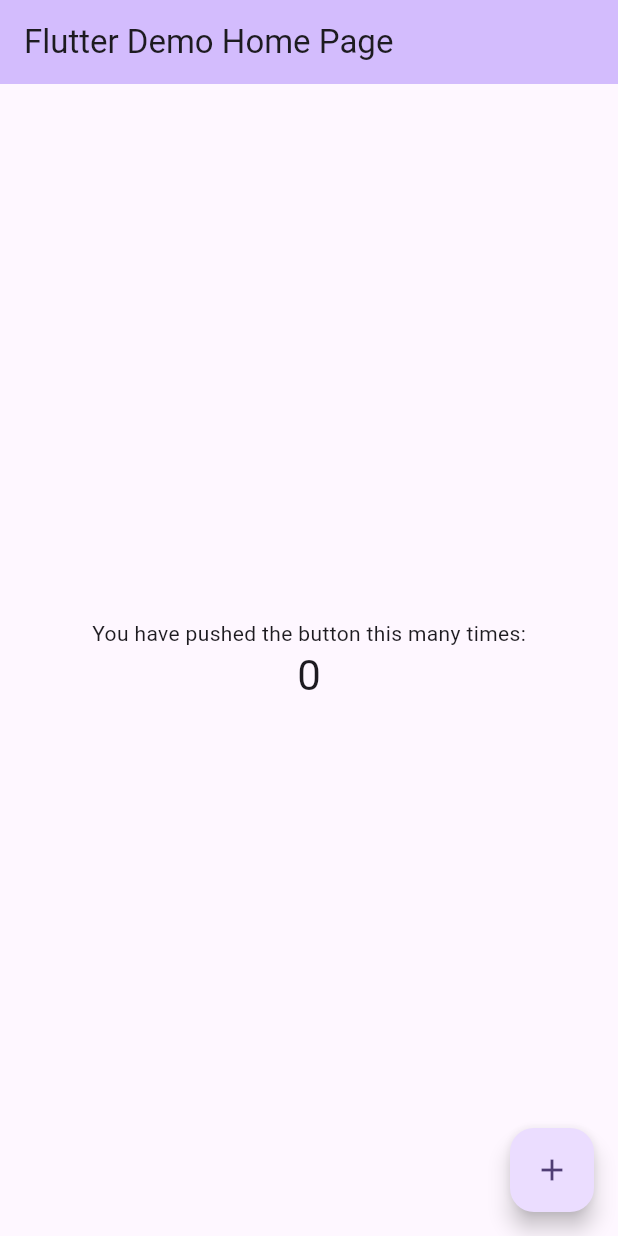
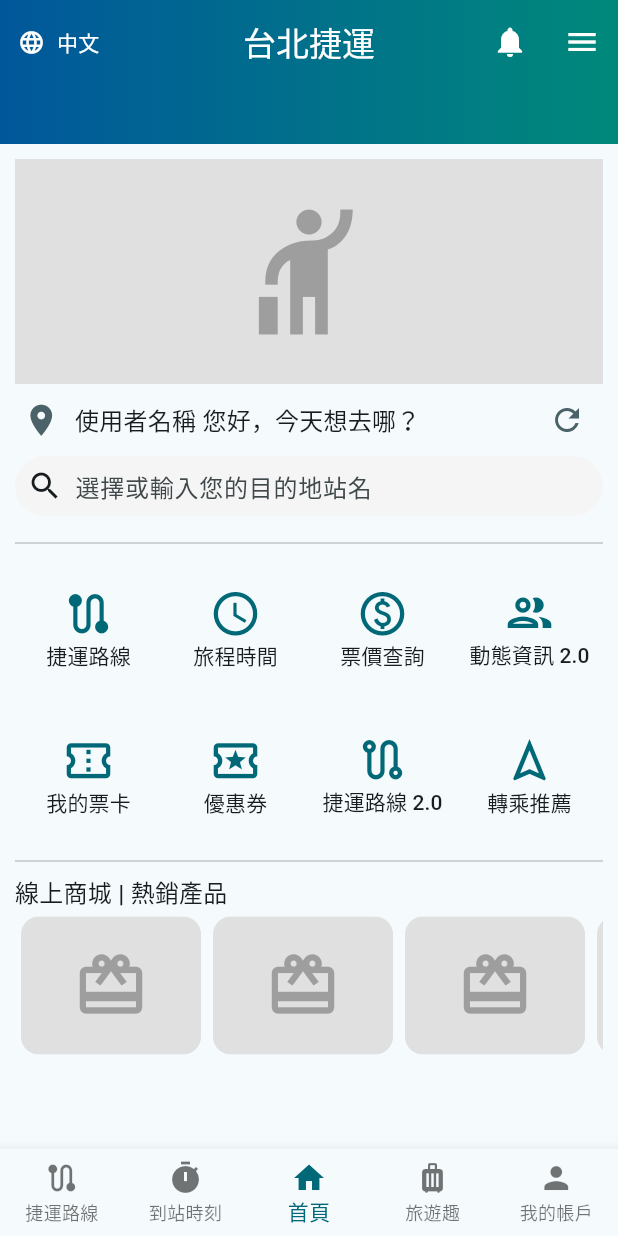
Before and after one commit to redbug312/horizon-harmony, a Flutter app: the screen it shows after launch, on a phone screen of 412 x 824 dp. Run offline on Flutter 3.47's test engine with Material 3 defaults, Android fonts, the phone set to English and light mode, and no system bars.

Commit message:
Draw the home page

```diff
--- a/lib/main.dart
+++ b/lib/main.dart
@@ -1,4 +1,6 @@
+import 'package:flutter/gestures.dart';
 import 'package:flutter/material.dart';
+import 'package:horizon_harmony/pages/home_page.dart';
 import './messages/generated.dart';
 
 void main() async {
@@ -13,115 +15,25 @@
   @override
   Widget build(BuildContext context) {
     return MaterialApp(
-      title: 'Flutter Demo',
+      debugShowCheckedModeBanner: false,
+      scrollBehavior: MyCustomScrollBehavior(),
       theme: ThemeData(
-        // This is the theme of your application.
-        //
-        // TRY THIS: Try running your application with "flutter run". You'll see
-        // the application has a purple toolbar. Then, without quitting the app,
-        // try changing the seedColor in the colorScheme below to Colors.green
-        // and then invoke "hot reload" (save your changes or press the "hot
-        // reload" button in a Flutter-supported IDE, or press "r" if you used
-        // the command line to start the app).
-        //
-        // Notice that the counter didn't reset back to zero; the application
-        // state is not lost during the reload. To reset the state, use hot
-        // restart instead.
-        //
-        // This works for code too, not just values: Most code changes can be
-        // tested with just a hot reload.
-        colorScheme: ColorScheme.fromSeed(seedColor: Colors.deepPurple),
+        colorSchemeSeed: Colors.cyan,
         useMaterial3: true,
       ),
-      home: const MyHomePage(title: 'Flutter Demo Home Page'),
+      home: const HomePage(),
+      routes: {
+        '/home': (context) => const HomePage(),
+      },
     );
   }
 }
 
-class MyHomePage extends StatefulWidget {
-  const MyHomePage({super.key, required this.title});
-
-  // This widget is the home page of your application. It is stateful, meaning
-  // that it has a State object (defined below) that contains fields that affect
-  // how it looks.
-
-  // This class is the configuration for the state. It holds the values (in this
-  // case the title) provided by the parent (in this case the App widget) and
-  // used by the build method of the State. Fields in a Widget subclass are
-  // always marked "final".
-
-  final String title;
-
+class MyCustomScrollBehavior extends MaterialScrollBehavior {
+  // Override behavior methods and getters like dragDevices
   @override
-  State<MyHomePage> createState() => _MyHomePageState();
+  Set<PointerDeviceKind> get dragDevices => {
+    PointerDeviceKind.touch,
+    PointerDeviceKind.mouse,
+  };
 }
-
-class _MyHomePageState extends State<MyHomePage> {
-  int _counter = 0;
-
-  void _incrementCounter() {
-    setState(() {
-      // This call to setState tells the Flutter framework that something has
-      // changed in this State, which causes it to rerun the build method below
-      // so that the display can reflect the updated values. If we changed
-      // _counter without calling setState(), then the build method would not be
-      // called again, and so nothing would appear to happen.
-      _counter++;
-    });
-  }
-
-  @override
-  Widget build(BuildContext context) {
-    // This method is rerun every time setState is called, for instance as done
-    // by the _incrementCounter method above.
-    //
-    // The Flutter framework has been optimized to make rerunning build methods
-    // fast, so that you can just rebuild anything that needs updating rather
-    // than having to individually change instances of widgets.
-    return Scaffold(
-      appBar: AppBar(
-        // TRY THIS: Try changing the color here to a specific color (to
-        // Colors.amber, perhaps?) and trigger a hot reload to see the AppBar
-        // change color while the other colors stay the same.
-        backgroundColor: Theme.of(context).colorScheme.inversePrimary,
-        // Here we take the value from the MyHomePage object that was created by
-        // the App.build method, and use it to set our appbar title.
-        title: Text(widget.title),
-      ),
-      body: Center(
-        // Center is a layout widget. It takes a single child and positions it
-        // in the middle of the parent.
-        child: Column(
-          // Column is also a layout widget. It takes a list of children and
-          // arranges them vertically. By default, it sizes itself to fit its
-          // children horizontally, and tries to be as tall as its parent.
-          //
-          // Column has various properties to control how it sizes itself and
-          // how it positions its children. Here we use mainAxisAlignment to
-          // center the children vertically; the main axis here is the vertical
-          // axis because Columns are vertical (the cross axis would be
-          // horizontal).
-          //
-          // TRY THIS: Invoke "debug painting" (choose the "Toggle Debug Paint"
-          // action in the IDE, or press "p" in the console), to see the
-          // wireframe for each widget.
-          mainAxisAlignment: MainAxisAlignment.center,
-          children: <Widget>[
-            const Text(
-              'You have pushed the button this many times:',
-            ),
-            Text(
-              '$_counter',
-              style: Theme.of(context).textTheme.headlineMedium,
-            ),
-          ],
-        ),
-      ),
-      floatingActionButton: FloatingActionButton(
-        onPressed: _incrementCounter,
-        tooltip: 'Increment',
-        child: const Icon(Icons.add),
-      ), // This trailing comma makes auto-formatting nicer for build methods.
-    );
-  }
-}
--- /dev/null
+++ b/lib/pages/home_page.dart
@@ -0,0 +1,214 @@
+import 'package:flutter/material.dart';
+import 'package:flutter/services.dart';
+
+class HomePage extends StatefulWidget {
+  const HomePage({super.key});
+
+  @override
+  State<HomePage> createState() => HomePageState();
+}
+
+class HomePageState extends State<HomePage> {
+  TextEditingController myController = TextEditingController();
+  List services = [
+    (Icons.route, "捷運路線"),
+    (Icons.schedule, "旅程時間"),
+    (Icons.paid_outlined, "票價查詢"),
+    (Icons.people_outlined, "動態資訊 2.0"),
+    (Icons.confirmation_number_outlined, "我的票卡"),
+    (Icons.local_activity_outlined, "優惠券"),
+    (Icons.route_outlined, "捷運路線 2.0"),
+    (Icons.navigation_outlined, "轉乘推薦"),
+  ];
+
+  @override
+  Widget build(BuildContext context) {
+    return Scaffold(
+      appBar: AppBar(
+        title: const Text("台北捷運"),
+        centerTitle: true,
+        foregroundColor: Theme.of(context).colorScheme.onPrimary,
+        systemOverlayStyle: const SystemUiOverlayStyle(statusBarBrightness: Brightness.dark),
+        leadingWidth: 100,
+        leading: Row(
+          children: [
+            TextButton.icon(
+              icon: Icon(Icons.language, color: Theme.of(context).colorScheme.onPrimary),
+              label: const Text("中文"),
+              style: TextButton.styleFrom(foregroundColor: Theme.of(context).colorScheme.onPrimary),
+              onPressed: () {},
+            ),
+          ],
+        ),
+        actions: [
+          IconButton(
+            icon: Icon(Icons.notifications, color: Theme.of(context).colorScheme.onPrimary),
+            onPressed: () {},
+          ),
+          IconButton(
+            icon: Icon(Icons.menu, color: Theme.of(context).colorScheme.onPrimary),
+            onPressed: () {},
+          ),
+        ],
+        flexibleSpace: Container(
+          decoration: BoxDecoration(
+            gradient: LinearGradient(
+              begin: Alignment.centerLeft,
+              end: Alignment.centerRight,
+              colors: [Colors.lightBlue.shade900, Colors.teal.shade600],
+            ),
+          ),
+        ),
+        bottom: PreferredSize(
+          preferredSize: const Size.fromHeight(40),
+          child: Container(),
+          // child: Text("您想要搭乘臺北捷運，但不知道如何選擇最佳的路線和時間嗎？您可以使用本網站的起迄站查詢功能，輸入您的出發站和目的站，就可以獲得最新的票價、路線和時間資訊。您也可以查看各線的時刻表，或者下載路網圖和App，讓您的捷運出行更加便捷。"),
+        ),
+      ),
+      body: ListView(
+        shrinkWrap: true,
+        padding: const EdgeInsets.all(10),
+        children: [
+          InkWell(
+            onTap: () {},
+            child: Ink(
+              height: 150,
+              decoration: BoxDecoration(
+                color: Colors.grey.shade300,
+              ),
+              child: Icon(
+                Icons.hail,
+                color: Colors.grey.shade500,
+                size: 100,
+              ),
+            ),
+          ),
+          Row(
+            children: [
+              const SizedBox(width: 5),
+              Icon(
+                Icons.place,
+                size: 25,
+                color: Theme.of(context).colorScheme.secondary,
+              ),
+              const SizedBox(width: 10),
+              Expanded(
+                child: Text(
+                  "使用者名稱 您好，今天想去哪？",
+                  maxLines: 1,
+                  softWrap: false,
+                  overflow: TextOverflow.fade,
+                  style: Theme.of(context).textTheme.titleMedium,
+                ),
+              ),
+              IconButton(
+                icon: Icon(Icons.refresh, color: Theme.of(context).colorScheme.secondary),
+                onPressed: () {},
+              ),
+            ],
+          ),
+          SizedBox(
+            height: 40,
+            child: SearchAnchor(
+              builder: (context, controller) => SearchBar(
+                controller: controller,
+                leading: const Icon(Icons.search),
+                elevation: MaterialStateProperty.all(0),
+                hintText: "選擇或輸入您的目的地站名",
+                backgroundColor: MaterialStateProperty.all(
+                  Colors.grey.shade100,
+                ),
+              ),
+              suggestionsBuilder: (context, controller) => {},
+            ),
+          ),
+          const SizedBox(height: 10),
+          const Divider(),
+          GridView.builder(
+            shrinkWrap: true,
+            gridDelegate: const SliverGridDelegateWithFixedCrossAxisCount(crossAxisCount: 4),
+            itemCount: services.length,
+            itemBuilder: (context, index) => InkWell(
+              onTap: () {},
+              child: Column(
+                mainAxisAlignment: MainAxisAlignment.center,
+                children: [
+                  Icon(
+                    services[index].$1,
+                    size: 35,
+                    color: Theme.of(context).colorScheme.primary,
+                  ),
+                  Flexible(
+                    child: Text(
+                      services[index].$2,
+                      maxLines: 1,
+                      softWrap: false,
+                      overflow: TextOverflow.fade,
+                      style: Theme.of(context).textTheme.labelLarge,
+                    ),
+                  ),
+                ],
+              ),
+            ),
+          ),
+          const Divider(),
+          Text("線上商城 | 熱銷產品", style: Theme.of(context).textTheme.titleMedium),
+          SizedBox(
+            height: 100,
+            width: double.infinity,
+            child: ListView.builder(
+              scrollDirection: Axis.horizontal,
+              itemCount: 30,
+              itemBuilder: (context, index) => Card(
+                clipBehavior: Clip.antiAlias,
+                elevation: 0,
+                child: InkWell(
+                  onTap: () {},
+                  child: Ink(
+                    padding: const EdgeInsets.all(15),
+                    height: 100,
+                    width: 120,
+                    decoration: BoxDecoration(
+                      color: Colors.grey.shade300
+                    ),
+                    child: Icon(
+                      Icons.redeem,
+                      color: Colors.grey.shade500,
+                      size: 50,
+                    ),
+                  ),
+                ),
+              ),
+            ),
+          ),
+        ],
+      ),
+      bottomNavigationBar: BottomNavigationBar(
+        type: BottomNavigationBarType.fixed,
+        currentIndex: 2,
+        items: const [
+          BottomNavigationBarItem(
+            icon: Icon(Icons.route),
+            label: "捷運路線",
+          ),
+          BottomNavigationBarItem(
+            icon: Icon(Icons.timer),
+            label: "到站時刻",
+          ),
+          BottomNavigationBarItem(
+            icon: Icon(Icons.home),
+            label: "首頁",
+          ),
+          BottomNavigationBarItem(
+            icon: Icon(Icons.luggage),
+            label: "旅遊趣",
+          ),
+          BottomNavigationBarItem(
+            icon: Icon(Icons.person),
+            label: "我的帳戶",
+          ),
+        ],
+      ),
+    );
+  }
+}
```
Also changed, not shown: 1 other file.
